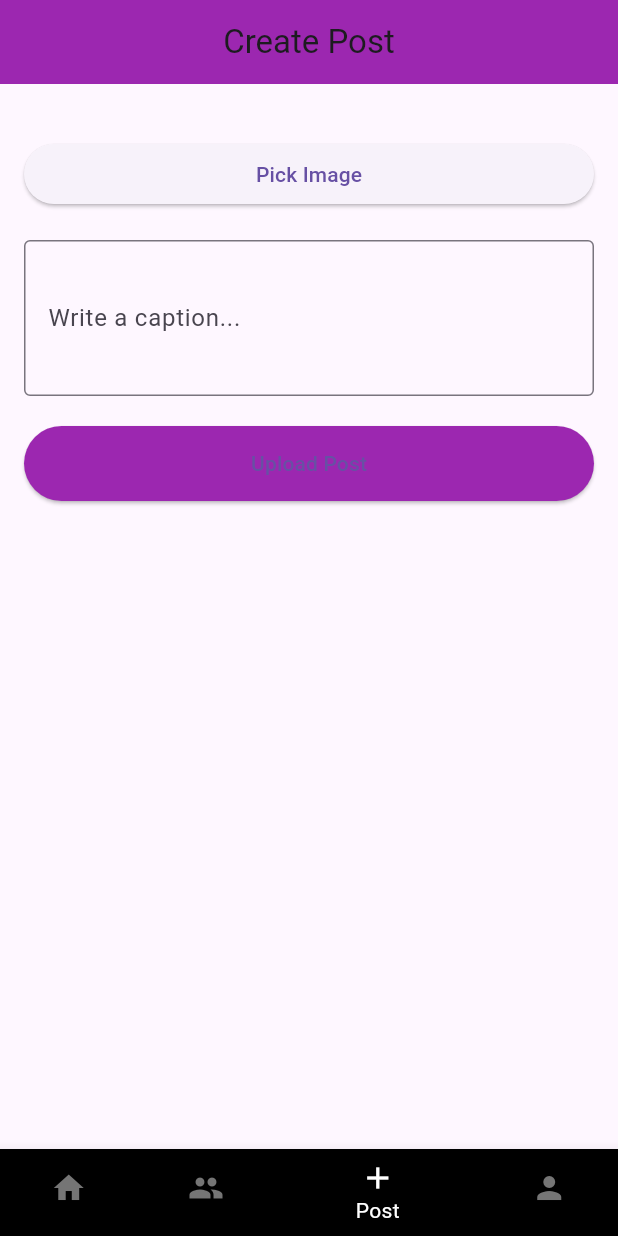
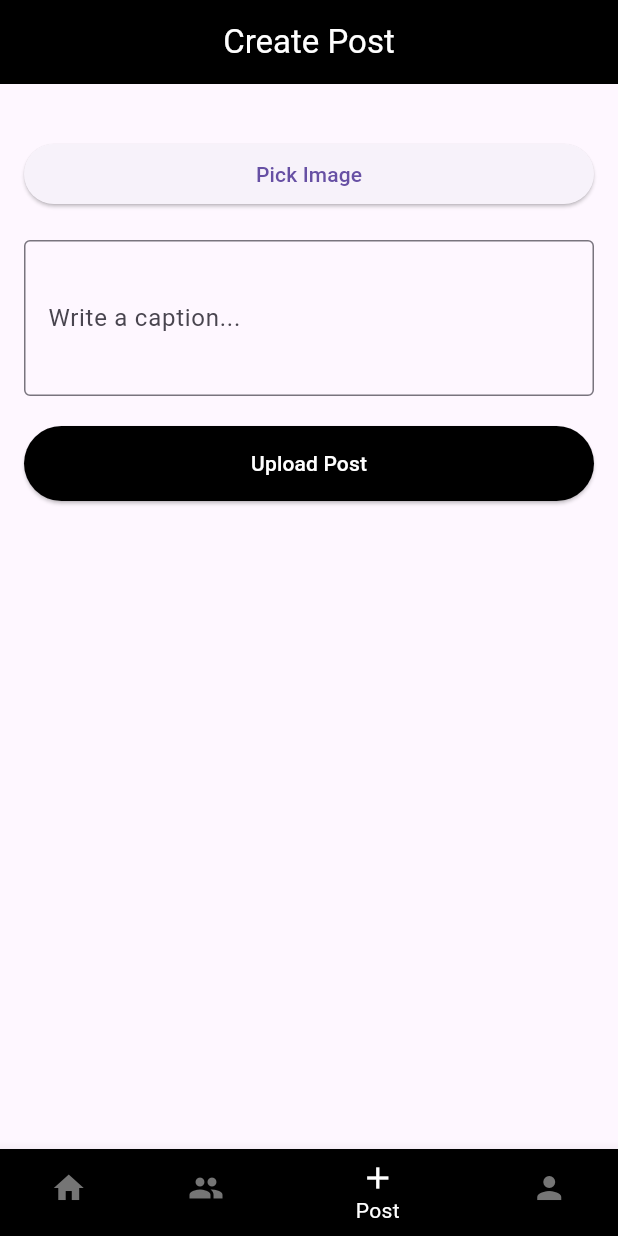
Before and after one commit to Dilipjp/Connectify-hybrid, a Flutter app: the screen it shows once a user with an empty profile is signed in, item 3 of the bottom bar chosen, on a phone screen of 412 x 824 dp. Run offline on Flutter 3.47's test engine with Material 3 defaults, Android fonts, the phone set to English and light mode, and no system bars; our stand-ins replace firebase_auth, firebase_core, firebase_database, firebase_storage, image_picker, share_plus; accounts and stored records are empty.

Commit message:
App bar and button color change according to the theme

```diff
--- a/lib/screens/post_tab.dart
+++ b/lib/screens/post_tab.dart
@@ -93,10 +93,14 @@ class _PostTabState extends State<PostTab> {
   Widget build(BuildContext context) {
     return Scaffold(
       appBar: AppBar(
-        title: Text('Create Post'),
-        backgroundColor: Colors.purple,
+        title: Text(
+          'Create Post',
+          style: TextStyle(color: Colors.white), // Set text color to white
+        ),
+        backgroundColor: Colors.black,
         centerTitle: true,
       ),
+
       body: SingleChildScrollView(
         padding: EdgeInsets.all(16.0),
         child: Column(
@@ -129,10 +133,10 @@ class _PostTabState extends State<PostTab> {
                 : ElevatedButton(
               onPressed: _uploadPost,
               style: ElevatedButton.styleFrom(
-                backgroundColor: Colors.purple,
+                backgroundColor: Colors.black,
                 padding: EdgeInsets.symmetric(vertical: 15),
               ),
-              child: Text('Upload Post'),
+              child: Text('Upload Post', style: TextStyle(color: Colors.white),),
             ),
           ],
         ),
```
